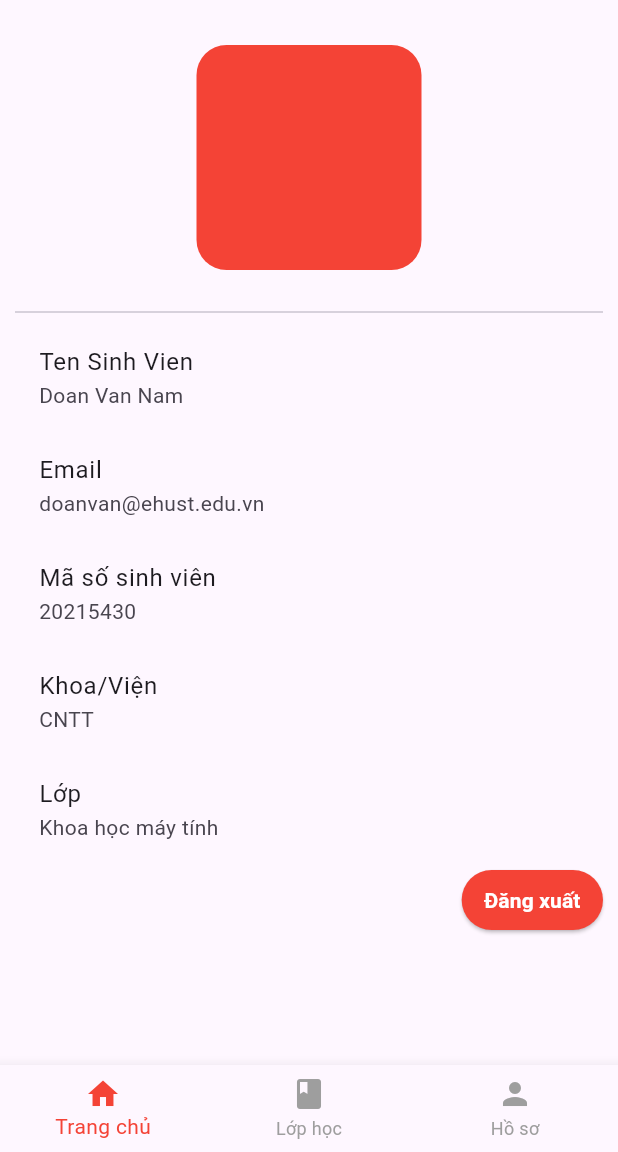
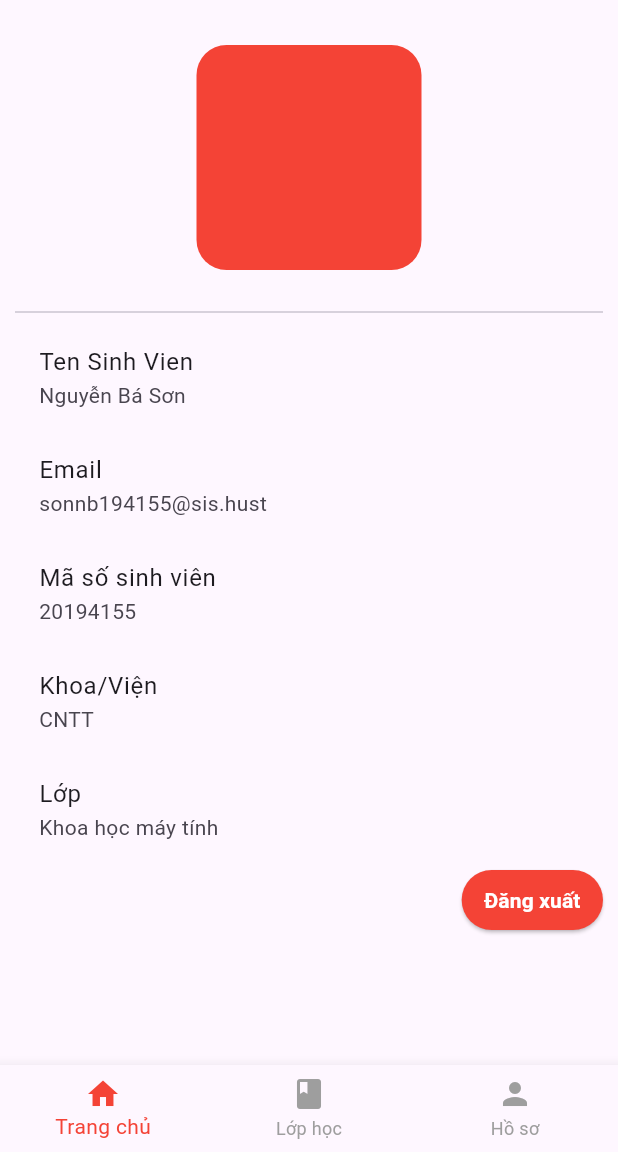
Before and after one commit to sonken21/PJ3_ehust, a Flutter app: the ProfileScreen screen opened by its route, on a phone screen of 412 x 824 dp, the part 84-1236 px from its top. Run offline on Flutter 3.47's test engine with Material 3 defaults, Android fonts, the phone set to English and light mode, and no system bars.

Commit message:
Update profile_screen.dart

```diff
--- a/lib/screens/profile_screen.dart
+++ b/lib/screens/profile_screen.dart
@@ -26,15 +26,15 @@ class ProfileScreen extends StatelessWidget {
           Divider(),
           ListTile(
             title: Text('Ten Sinh Vien', textAlign: TextAlign.start),
-            subtitle: Text('Doan Van Nam', textAlign: TextAlign.start), // Căn giữa các item trong ListTile
+            subtitle: Text('Nguyễn Bá Sơn', textAlign: TextAlign.start), // Căn giữa các item trong ListTile
           ),
           ListTile(
             title: Text('Email', textAlign: TextAlign.start),
-            subtitle: Text('doanvan@ehust.edu.vn', textAlign: TextAlign.start),
+            subtitle: Text('sonnb194155@sis.hust', textAlign: TextAlign.start),
           ),
           ListTile(
             title: Text('Mã số sinh viên', textAlign: TextAlign.start),
-            subtitle: Text('20215430', textAlign: TextAlign.start)
+            subtitle: Text('20194155', textAlign: TextAlign.start)
           ),
           ListTile(
             title: Text('Khoa/Viện', textAlign: TextAlign.start),
```
